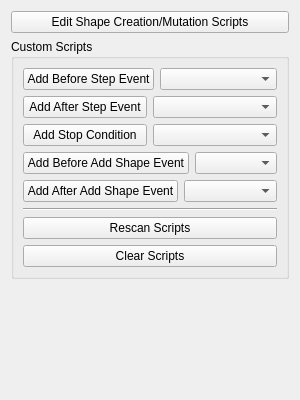
Before: the Qt Designer form geometrize/dialog/imagetaskscriptingwidget.ui in Tw1ddle/geometrize, drawn with Qt 5.
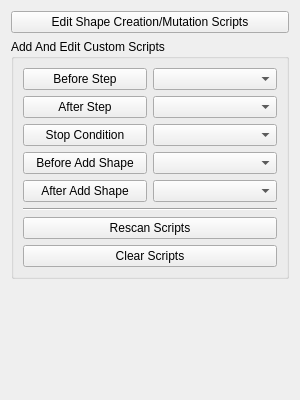
After: the same form once the commit is applied.

Patch:
```diff
--- a/geometrize/dialog/imagetaskscriptingwidget.ui
+++ b/geometrize/dialog/imagetaskscriptingwidget.ui
@@ -24,7 +24,7 @@
    <item>
     <widget class="QGroupBox" name="customScriptsGroupBox">
      <property name="title">
-      <string>Custom Scripts</string>
+      <string>Add And Edit Custom Scripts</string>
      </property>
      <layout class="QVBoxLayout" name="verticalLayout">
       <item>
@@ -34,7 +34,7 @@
           <item>
            <widget class="QPushButton" name="addBeforeStepEvent">
             <property name="text">
-             <string>Add Before Step Event</string>
+             <string>Before Step</string>
             </property>
            </widget>
           </item>
@@ -52,7 +52,7 @@
           <item>
            <widget class="QPushButton" name="addAfterStepEvent">
             <property name="text">
-             <string>Add After Step Event</string>
+             <string>After Step</string>
             </property>
            </widget>
           </item>
@@ -66,7 +66,7 @@
           <item>
            <widget class="QPushButton" name="addStopConditionButton">
             <property name="text">
-             <string>Add Stop Condition</string>
+             <string>Stop Condition</string>
             </property>
            </widget>
           </item>
@@ -80,7 +80,7 @@
           <item>
            <widget class="QPushButton" name="addBeforeAddShapeEvent">
             <property name="text">
-             <string>Add Before Add Shape Event</string>
+             <string>Before Add Shape</string>
             </property>
            </widget>
           </item>
@@ -94,7 +94,7 @@
           <item>
            <widget class="QPushButton" name="addAfterAddShapeEvent">
             <property name="text">
-             <string>Add After Add Shape Event</string>
+             <string>After Add Shape</string>
             </property>
            </widget>
           </item>
```
